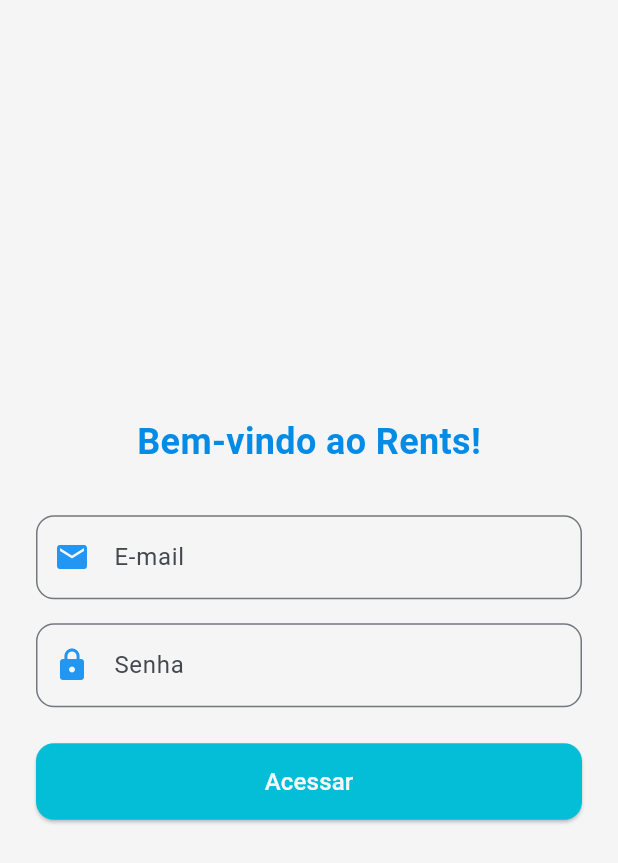
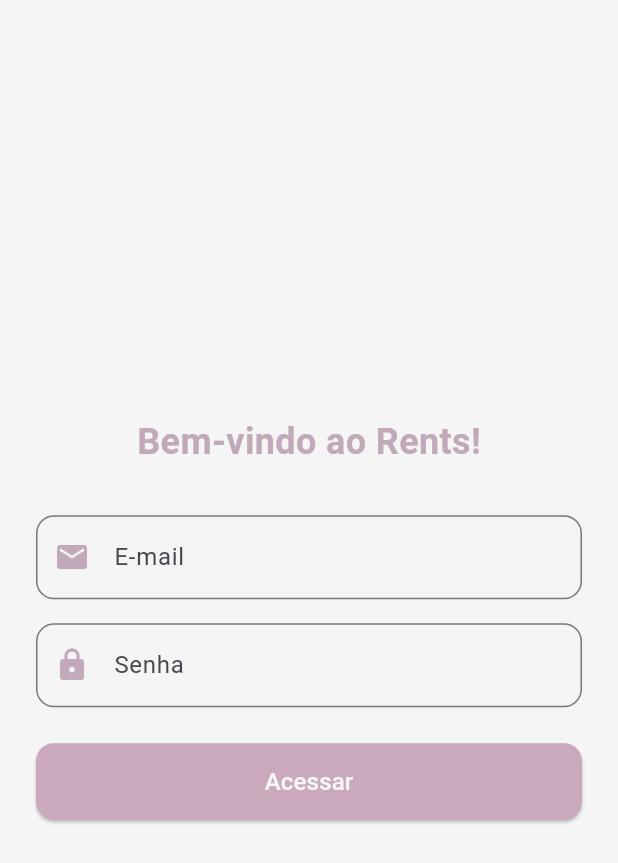
Before and after one commit to DavyFelix/rentcontrol, a Flutter app: the screen it shows after launch, on a phone screen of 412 x 824 dp. Shown: the top 863 px of the screen. Run offline on Flutter 3.47's test engine with Material 3 defaults, Android fonts, the phone set to English and light mode, and no system bars; our stand-ins replace cloud_firestore, firebase_core; missing offline and left inert: auth_package; accounts and stored records are empty; statements that could not run were skipped.

Commit message:
8.alteraçao de design

```diff
--- a/lib/main.dart
+++ b/lib/main.dart
@@ -36,7 +36,7 @@
           ),
           elevatedButtonTheme: ElevatedButtonThemeData(
             style: ElevatedButton.styleFrom(
-              backgroundColor: Colors.blue,
+              backgroundColor:const Color(0xFFc1a9b9),
               foregroundColor: Colors.white,
               shape: RoundedRectangleBorder(
                 borderRadius: BorderRadius.circular(12),
@@ -46,9 +46,9 @@
           ),
           inputDecorationTheme: InputDecorationTheme(
             border: OutlineInputBorder(borderRadius: BorderRadius.circular(12)),
-            prefixIconColor: Colors.blue,
+            prefixIconColor: const Color(0xFFc1a9b9),
             focusedBorder: OutlineInputBorder(
-              borderSide: BorderSide(color: Colors.blue),
+              borderSide: BorderSide(color: const Color.fromARGB(255, 168, 145, 160)),
               borderRadius: BorderRadius.circular(12),
             ),
           ),
--- a/lib/pages/home_page.dart
+++ b/lib/pages/home_page.dart
@@ -14,7 +14,7 @@
       appBar: AppBar(
         title: const Text(
           'Controle de Aluguel',
-          style: TextStyle(color: Colors.black),
+          style: TextStyle(color: Color.fromARGB(255, 0, 0, 0)),
         ),
       ),
       body: StreamBuilder<QuerySnapshot>(
--- a/lib/pages/login_page.dart
+++ b/lib/pages/login_page.dart
@@ -37,7 +37,7 @@
                 style: TextStyle(
                   fontSize: 24,
                   fontWeight: FontWeight.bold,
-                  color: const Color.fromARGB(255, 4, 139, 230),
+                  color:const Color(0xFFc1a9b9),
                 ),
               ),
               SizedBox(height: 32),
@@ -70,7 +70,7 @@
                 child: ElevatedButton(
                   onPressed: () => autenticar(context),
                   style: ElevatedButton.styleFrom(
-                    backgroundColor: const Color.fromARGB(255, 3, 190, 214),
+                    backgroundColor: const Color.fromARGB(255, 201, 169, 187),
                     padding: EdgeInsets.symmetric(vertical: 14),
                     shape: RoundedRectangleBorder(
                       borderRadius: BorderRadius.circular(12),
```
Also changed, not shown: lib/components/casaItem.dart (+8 -2 lines), lib/pages/cadastro_page.dart (+8 -5 lines).
